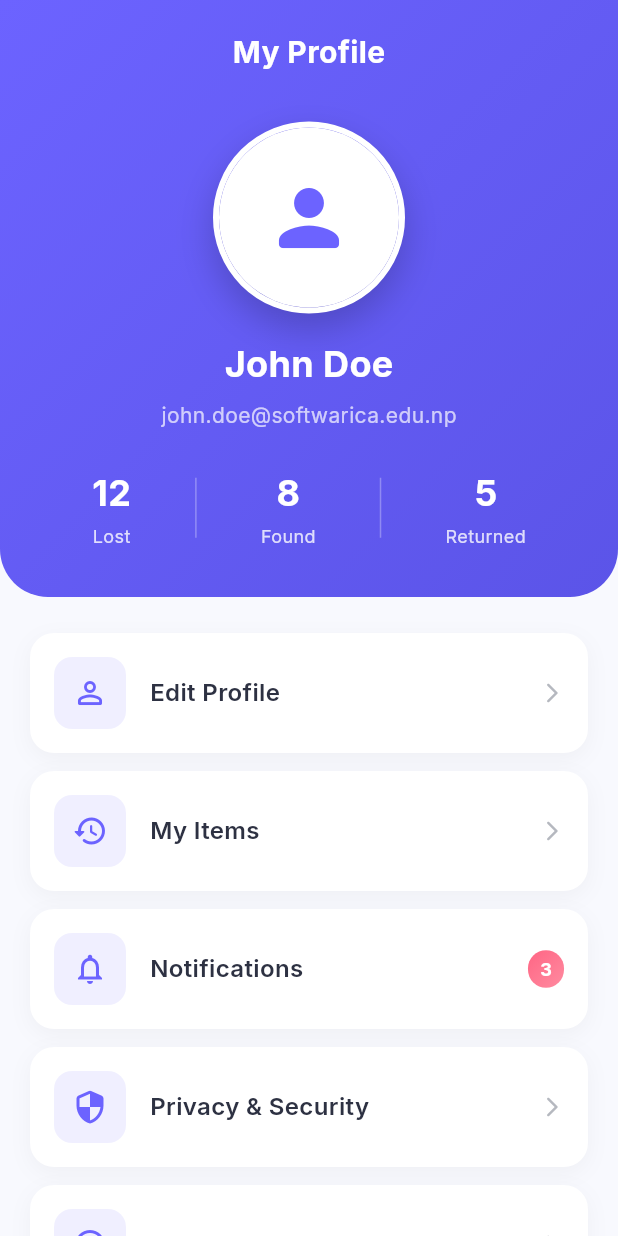
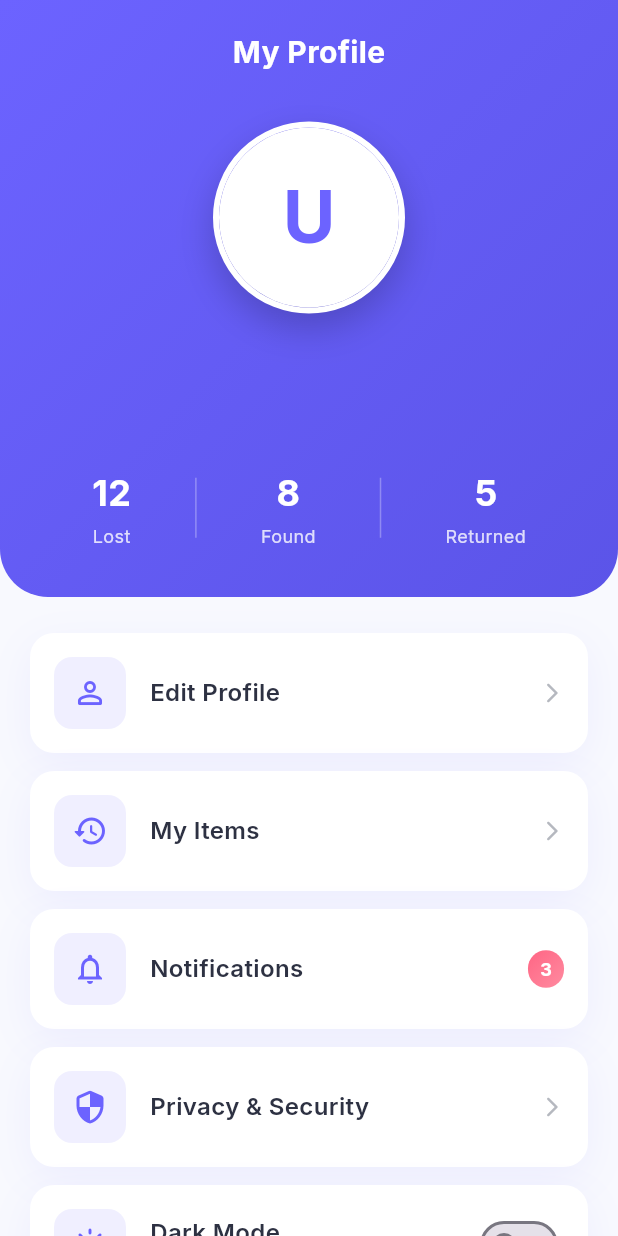
Before and after one commit to trishan9/backup-lost-n-found, a Flutter app: the ProfileScreen screen opened directly, on a phone screen of 412 x 824 dp. Run offline on Flutter 3.47's test engine with Material 3 defaults, Android fonts, the phone set to English and light mode, and no system bars; our stand-ins replace connectivity_plus, dartz, dio, equatable, flutter_riverpod, flutter_secure_storage and 4 more; missing offline and left inert: dio_smart_retry; accounts and stored records are empty.

Commit message:
fix: errors

```diff
--- a/lib/app/app.dart
+++ b/lib/app/app.dart
@@ -1,18 +1,22 @@
 import 'package:flutter/material.dart';
+import 'package:flutter_riverpod/flutter_riverpod.dart';
 import 'package:lost_n_found/app/theme/app_theme.dart';
+import 'package:lost_n_found/app/theme/theme_provider.dart';
 import 'package:lost_n_found/features/splash/presentation/pages/splash_page.dart';
 
-class MyApp extends StatelessWidget {
+class MyApp extends ConsumerWidget {
   const MyApp({super.key});
 
   @override
-  Widget build(BuildContext context) {
+  Widget build(BuildContext context, WidgetRef ref) {
+    final themeMode = ref.watch(themeModeProvider);
+
     return MaterialApp(
       title: 'Lost & Found',
       debugShowCheckedModeBanner: false,
       theme: AppTheme.lightTheme,
       darkTheme: AppTheme.darkTheme,
-      themeMode: ThemeMode.system,
+      themeMode: themeMode,
       home: const SplashPage(),
     );
   }
--- /dev/null
+++ b/lib/app/theme/theme_provider.dart
@@ -0,0 +1,61 @@
+import 'package:flutter/material.dart';
+import 'package:flutter_riverpod/flutter_riverpod.dart';
+import 'package:lost_n_found/core/services/storage/user_session_service.dart';
+
+// Theme mode provider
+final themeModeProvider = NotifierProvider<ThemeModeNotifier, ThemeMode>(
+  ThemeModeNotifier.new,
+);
+
+class ThemeModeNotifier extends Notifier<ThemeMode> {
+  static const String _themeKey = 'theme_mode';
+
+  @override
+  ThemeMode build() {
+    // Load saved theme from SharedPreferences synchronously
+    final prefs = ref.read(sharedPreferencesProvider);
+    final themeValue = prefs.getString(_themeKey);
+    if (themeValue != null) {
+      return _themeModeFromString(themeValue);
+    }
+    return ThemeMode.system;
+  }
+
+  Future<void> setThemeMode(ThemeMode mode) async {
+    final prefs = ref.read(sharedPreferencesProvider);
+    state = mode;
+    await prefs.setString(_themeKey, _themeModeToString(mode));
+  }
+
+  Future<void> toggleTheme() async {
+    if (state == ThemeMode.dark) {
+      await setThemeMode(ThemeMode.light);
+    } else {
+      await setThemeMode(ThemeMode.dark);
+    }
+  }
+
+  bool get isDarkMode => state == ThemeMode.dark;
+
+  ThemeMode _themeModeFromString(String value) {
+    switch (value) {
+      case 'dark':
+        return ThemeMode.dark;
+      case 'light':
+        return ThemeMode.light;
+      default:
+        return ThemeMode.system;
+    }
+  }
+
+  String _themeModeToString(ThemeMode mode) {
+    switch (mode) {
+      case ThemeMode.dark:
+        return 'dark';
+      case ThemeMode.light:
+        return 'light';
+      case ThemeMode.system:
+        return 'system';
+    }
+  }
+}
--- a/lib/core/api/api_endpoints.dart
+++ b/lib/core/api/api_endpoints.dart
@@ -21,7 +21,7 @@ class ApiEndpoints {
   // ============ Student Endpoints ============
   static const String students = '/students';
   static const String studentLogin = '/students/login';
-  static const String studentRegister = '/students/register';
+  static const String studentRegister = '/students';
   static String studentById(String id) => '/students/$id';
   static String studentPhoto(String id) => '/students/$id/photo';
 
--- a/lib/features/dashboard/presentation/pages/profile_screen.dart
+++ b/lib/features/dashboard/presentation/pages/profile_screen.dart
@@ -1,16 +1,33 @@
 import 'package:flutter/material.dart';
+import 'package:flutter_riverpod/flutter_riverpod.dart';
 import '../../../../app/theme/app_colors.dart';
 import '../../../../app/theme/theme_extensions.dart';
+import '../../../../app/theme/theme_provider.dart';
 import '../../../../app/routes/app_routes.dart';
+import '../../../../core/services/storage/user_session_service.dart';
 import '../../../auth/presentation/pages/login_page.dart';
+import '../../../auth/presentation/view_model/auth_viewmodel.dart';
 
-class ProfileScreen extends StatelessWidget {
+class ProfileScreen extends ConsumerStatefulWidget {
   const ProfileScreen({super.key});
 
   @override
+  ConsumerState<ProfileScreen> createState() => _ProfileScreenState();
+}
+
+class _ProfileScreenState extends ConsumerState<ProfileScreen> {
+  @override
+  void initState() {
+    super.initState();
+  }
+
+  @override
   Widget build(BuildContext context) {
+    final userSessionService = ref.watch(userSessionServiceProvider);
+    final userName = userSessionService.getCurrentUserFullName() ?? 'User';
+    final userEmail = userSessionService.getCurrentUserEmail() ?? '';
+
     return Scaffold(
-      // backgroundColor: context.backgroundColor // Using theme default,
       body: SafeArea(
         child: SingleChildScrollView(
           child: Column(
@@ -42,10 +59,7 @@ class ProfileScreen extends StatelessWidget {
                     Container(
                       decoration: BoxDecoration(
                         shape: BoxShape.circle,
-                        border: Border.all(
-                          color: Colors.white,
-                          width: 4,
-                        ),
+                        border: Border.all(color: Colors.white, width: 4),
                         boxShadow: const [
                           BoxShadow(
                             color: AppColors.black20,
@@ -54,20 +68,23 @@ class ProfileScreen extends StatelessWidget {
                           ),
                         ],
                       ),
-                      child: const CircleAvatar(
+                      child: CircleAvatar(
                         radius: 60,
                         backgroundColor: Colors.white,
-                        child: Icon(
-                          Icons.person_rounded,
-                          size: 60,
-                          color: AppColors.primary,
+                        child: Text(
+                          userName.isNotEmpty ? userName[0].toUpperCase() : 'U',
+                          style: TextStyle(
+                            fontSize: 48,
+                            fontWeight: FontWeight.bold,
+                            color: AppColors.primary,
+                          ),
                         ),
                       ),
                     ),
                     const SizedBox(height: 16),
 
                     Text(
-                      'John Doe',
+                      userName,
                       style: TextStyle(
                         fontSize: 24,
                         fontWeight: FontWeight.bold,
@@ -76,11 +93,8 @@ class ProfileScreen extends StatelessWidget {
                     ),
                     const SizedBox(height: 8),
                     Text(
-                      'john.doe@softwarica.edu.np',
-                      style: TextStyle(
-                        fontSize: 14,
-                        color: Colors.white70,
-                      ),
+                      userEmail,
+                      style: TextStyle(fontSize: 14, color: Colors.white70),
                     ),
                     const SizedBox(height: 24),
 
@@ -160,6 +174,8 @@ class ProfileScreen extends StatelessWidget {
                       onTap: () {},
                     ),
                     const SizedBox(height: 12),
+                    _ThemeToggleItem(ref: ref),
+                    const SizedBox(height: 12),
                     _MenuItem(
                       icon: Icons.help_outline_rounded,
                       title: 'Help & Support',
@@ -190,10 +206,7 @@ class ProfileScreen extends StatelessWidget {
               // Version Info
               Text(
                 'Version 1.0.0',
-                style: TextStyle(
-                  fontSize: 12,
-                  color: context.textSecondary60,
-                ),
+                style: TextStyle(fontSize: 12, color: context.textSecondary60),
               ),
               const SizedBox(height: 32),
             ],
@@ -206,29 +219,26 @@ class ProfileScreen extends StatelessWidget {
   void _showLogoutDialog(BuildContext context) {
     showDialog(
       context: context,
-      builder: (context) => AlertDialog(
-        shape: RoundedRectangleBorder(
-          borderRadius: BorderRadius.circular(20),
-        ),
-        title: Text(
-          'Logout',
-          style: TextStyle(
-            fontWeight: FontWeight.bold,
-          ),
-        ),
+      builder: (dialogContext) => AlertDialog(
+        shape: RoundedRectangleBorder(borderRadius: BorderRadius.circular(20)),
+        title: Text('Logout', style: TextStyle(fontWeight: FontWeight.bold)),
         content: Text('Are you sure you want to logout?'),
         actions: [
           TextButton(
-            onPressed: () => Navigator.pop(context),
+            onPressed: () => Navigator.pop(dialogContext),
             child: Text(
               'Cancel',
               style: TextStyle(color: context.textSecondary),
             ),
           ),
           TextButton(
-            onPressed: () {
-              Navigator.pop(context);
-              AppRoutes.pushAndRemoveUntil(context, const LoginPage());
+            onPressed: () async {
+              Navigator.pop(dialogContext);
+              // Clear user session
+              await ref.read(authViewModelProvider.notifier).logout();
+              if (context.mounted) {
+                AppRoutes.pushAndRemoveUntil(context, const LoginPage());
+              }
             },
             child: Text(
               'Logout',
@@ -248,10 +258,7 @@ class _StatItem extends StatelessWidget {
   final String title;
   final String value;
 
-  const _StatItem({
-    required this.title,
-    required this.value,
-  });
+  const _StatItem({required this.title, required this.value});
 
   @override
   Widget build(BuildContext context) {
@@ -266,13 +273,7 @@ class _StatItem extends StatelessWidget {
           ),
         ),
         const SizedBox(height: 4),
-        Text(
-          title,
-          style: TextStyle(
-            fontSize: 12,
-            color: AppColors.white80,
-          ),
-        ),
+        Text(title, style: TextStyle(fontSize: 12, color: AppColors.white80)),
       ],
     );
   }
@@ -299,9 +300,9 @@ class _MenuItem extends StatelessWidget {
   Widget build(BuildContext context) {
     return Container(
       decoration: BoxDecoration(
-        color: Colors.white,
+        color: context.surfaceColor,
         borderRadius: BorderRadius.circular(16),
-        boxShadow: AppColors.softShadow,
+        boxShadow: context.cardShadow,
       ),
       child: Material(
         color: Colors.transparent,
@@ -316,7 +317,7 @@ class _MenuItem extends StatelessWidget {
                   width: 48,
                   height: 48,
                   decoration: BoxDecoration(
-                    color: (iconColor ?? AppColors.primary).withAlpha(26), // 10% opacity
+                    color: (iconColor ?? AppColors.primary).withAlpha(26),
                     borderRadius: BorderRadius.circular(12),
                   ),
                   child: Icon(
@@ -332,7 +333,7 @@ class _MenuItem extends StatelessWidget {
                     style: TextStyle(
                       fontSize: 16,
                       fontWeight: FontWeight.w600,
-                      color: titleColor ?? AppColors.textPrimary,
+                      color: titleColor ?? context.textPrimary,
                     ),
                   ),
                 ),
@@ -350,3 +351,76 @@ class _MenuItem extends StatelessWidget {
     );
   }
 }
+
+class _ThemeToggleItem extends StatelessWidget {
+  final WidgetRef ref;
+
+  const _ThemeToggleItem({required this.ref});
+
+  @override
+  Widget build(BuildContext context) {
+    final themeMode = ref.watch(themeModeProvider);
+    final isDarkMode = themeMode == ThemeMode.dark;
+
+    return Container(
+      decoration: BoxDecoration(
+        color: context.surfaceColor,
+        borderRadius: BorderRadius.circular(16),
+        boxShadow: context.cardShadow,
+      ),
+      child: Padding(
+        padding: const EdgeInsets.all(16.0),
+        child: Row(
+          children: [
+            Container(
+              width: 48,
+              height: 48,
+              decoration: BoxDecoration(
+                color: AppColors.primary.withAlpha(26),
+                borderRadius: BorderRadius.circular(12),
+              ),
+              child: Icon(
+                isDarkMode ? Icons.dark_mode_rounded : Icons.light_mode_rounded,
+                color: AppColors.primary,
+                size: 24,
+              ),
+            ),
+            const SizedBox(width: 16),
+            Expanded(
+              child: Column(
+                crossAxisAlignment: CrossAxisAlignment.start,
+                children: [
+                  Text(
+                    'Dark Mode',
+                    style: TextStyle(
+                      fontSize: 16,
+                      fontWeight: FontWeight.w600,
+                      color: context.textPrimary,
+                    ),
+                  ),
+                  Text(
+                    isDarkMode ? 'On' : 'Off',
+                    style: TextStyle(
+                      fontSize: 12,
+                      color: context.textSecondary,
+                    ),
+                  ),
+                ],
+              ),
+            ),
+            Switch(
+              value: isDarkMode,
+              onChanged: (value) {
+                ref
+                    .read(themeModeProvider.notifier)
+                    .setThemeMode(value ? ThemeMode.dark : ThemeMode.light);
+              },
+              activeTrackColor: AppColors.primary,
+              activeThumbColor: Colors.white,
+            ),
+          ],
+        ),
+      ),
+    );
+  }
+}
```
Also changed, not shown: lib/features/dashboard/presentation/pages/home_screen.dart (+53 -46 lines).
